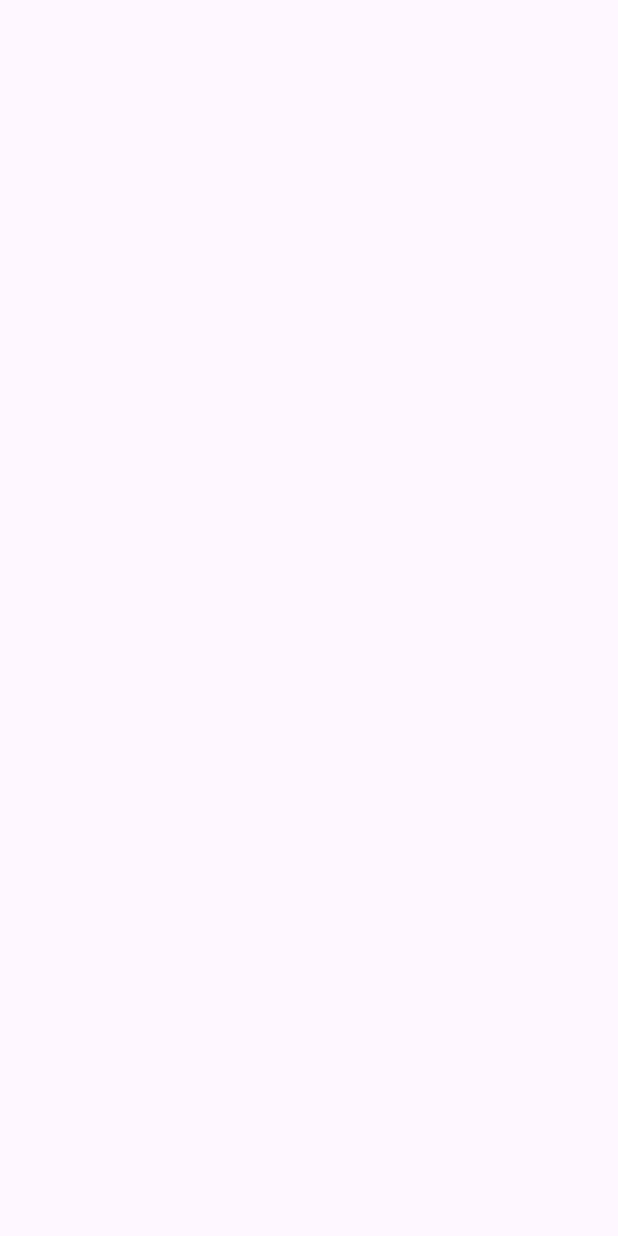
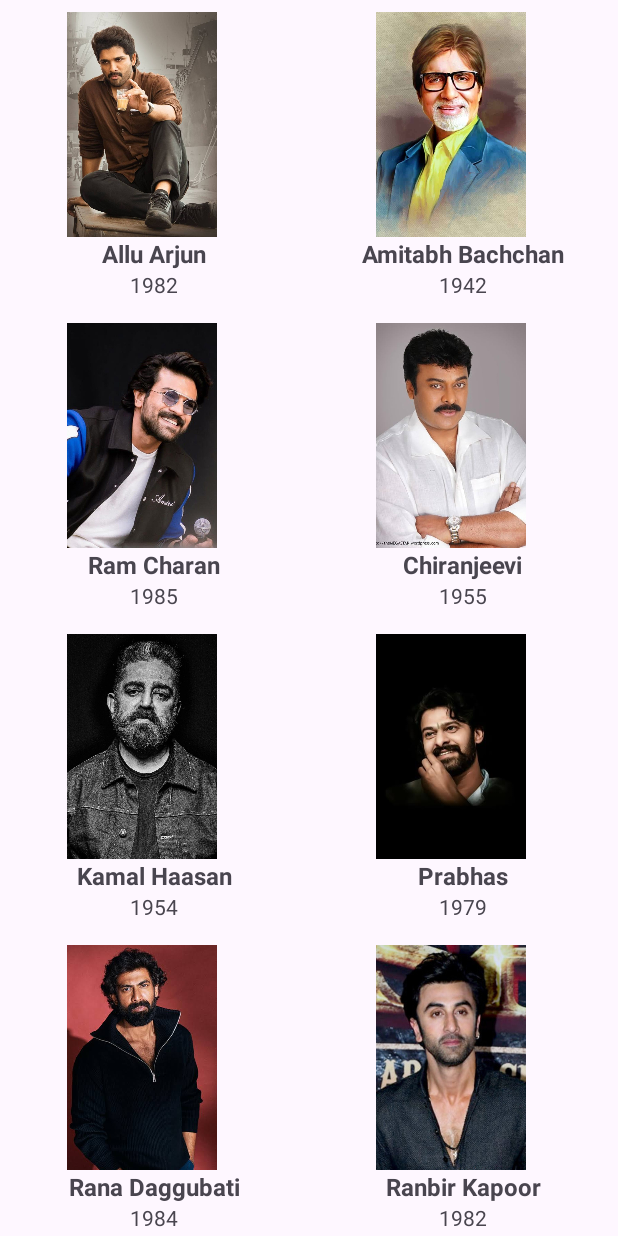
Before and after one commit to VMuslapuram07131/ActorsRecyclerView, an Android app: the screen it shows after launch (MainActivity), on a phone screen of 412 x 824 dp. Before the commit the screen is empty. Run offline under Robolectric (Android 15) with nearby library versions, the phone set to English and light mode, and no system bars.

Commit message:
Added Adapter tried liner layout manager grid layout manager

```diff
--- a/app/build.gradle.kts
+++ b/app/build.gradle.kts
@@ -5,7 +5,7 @@ plugins {
 
 android {
     namespace = "com.example.actorsrecyclerview"
-    compileSdk = 34
+    compileSdk = 35
 
     defaultConfig {
         applicationId = "com.example.actorsrecyclerview"
--- /dev/null
+++ b/app/src/main/java/com/example/actorsrecyclerview/ActorAdapter.kt
@@ -0,0 +1,53 @@
+package com.nareshtech.favoriteactors
+
+import android.content.Context
+import android.view.LayoutInflater
+import android.view.View
+import android.view.ViewGroup
+import android.widget.ImageView
+import android.widget.TextView
+import androidx.recyclerview.widget.RecyclerView
+import androidx.recyclerview.widget.RecyclerView.Adapter
+import com.example.actorsrecyclerview.MainActivity
+import com.example.actorsrecyclerview.R
+
+// TODO 4: Create an Adapter for your Recyclerview.
+
+/** Why do we need an Adapter ?
+ * - We have multiple items to show on the recyclerview
+ * - We are supposed to use an adapter to populate these items on the recyclerview
+ * **/
+class ActorAdapter(private val context:Context, private val actors:MutableList<MainActivity.Actors>) :
+    Adapter<ActorAdapter.ActorViewHolder>() {
+
+    /**
+     * Why do we need a ViewHolder ?
+     * For each item on the recyclerview, we have three more views. ViewHolder is a class that holds these three views.*/
+    inner class ActorViewHolder(itemView: View) : RecyclerView.ViewHolder(itemView) {
+        val imageView:ImageView = itemView.findViewById(R.id.imgActor)
+        val textViewName:TextView = itemView.findViewById(R.id.tvActorName)
+        val textViewYob:TextView = itemView.findViewById(R.id.tvActorYOB)
+    }
+
+    /**
+     * This method is called when the recyclerview needs a new ViewHolder.
+     * */
+    override fun onCreateViewHolder(parent: ViewGroup, viewType: Int): ActorViewHolder {
+        val v = LayoutInflater.from(context).inflate(R.layout.one_item_design, parent, false)
+        return ActorViewHolder(v)
+    }
+
+    /**
+     * This method is called when the recyclerview needs to know the size of the data set.*/
+    override fun getItemCount(): Int {
+        return actors.size
+    }
+
+    /** This method is called when the recyclerview needs to populate the data on the views.*/
+    override fun onBindViewHolder(holder: ActorViewHolder, position: Int) {
+        holder.imageView.setImageResource(actors[position].image)
+        holder.textViewName.text = actors[position].name
+        holder.textViewYob.text = "${actors[position].yob}"
+    }
+
+}
--- a/app/src/main/java/com/example/actorsrecyclerview/MainActivity.kt
+++ b/app/src/main/java/com/example/actorsrecyclerview/MainActivity.kt
@@ -5,6 +5,10 @@ import androidx.activity.enableEdgeToEdge
 import androidx.appcompat.app.AppCompatActivity
 import androidx.core.view.ViewCompat
 import androidx.core.view.WindowInsetsCompat
+import androidx.recyclerview.widget.GridLayoutManager
+import androidx.recyclerview.widget.LinearLayoutManager
+import androidx.recyclerview.widget.RecyclerView
+import com.nareshtech.favoriteactors.ActorAdapter
 
 class MainActivity : AppCompatActivity() {
 
@@ -32,5 +36,12 @@ class MainActivity : AppCompatActivity() {
         actors.add(Actors(R.drawable.salman, "Salman Khan", 1965))
         actors.add(Actors(R.drawable.vijay, "Vijay Talapathi", 1974))
 
+        val recyclerview = findViewById<RecyclerView>(R.id.recyclerview)
+        val adapter = ActorAdapter(this, actors)
+        recyclerview.adapter = adapter
+//        recyclerview.layoutManager = LinearLayoutManager(this)
+//        recyclerview.layoutManager = LinearLayoutManager(this, LinearLayoutManager.HORIZONTAL, false)
+
+        recyclerview.layoutManager = GridLayoutManager(this, 2)
     }
 }
--- a/app/src/main/res/layout/activity_main.xml
+++ b/app/src/main/res/layout/activity_main.xml
@@ -5,4 +5,16 @@
     android:id="@+id/main"
     android:layout_width="match_parent"
     android:layout_height="match_parent"
-    tools:context=".MainActivity"/>
+    tools:context=".MainActivity">
+
+    <!--TODO 3: Add RecyclerView to the Main Layout-->
+    <androidx.recyclerview.widget.RecyclerView
+        android:id="@+id/recyclerview"
+        android:layout_width="0dp"
+        android:layout_height="0dp"
+        app:layout_constraintBottom_toBottomOf="parent"
+        app:layout_constraintEnd_toEndOf="parent"
+        app:layout_constraintStart_toStartOf="parent"
+        app:layout_constraintTop_toTopOf="parent" />
+
+</androidx.constraintlayout.widget.ConstraintLayout>
--- /dev/null
+++ b/app/src/main/res/layout/one_item_design.xml
@@ -0,0 +1,34 @@
+<?xml version="1.0" encoding="utf-8"?><!--TODO 2: Create a design template for each item on the recyclerview-->
+<LinearLayout xmlns:android="http://schemas.android.com/apk/res/android"
+    android:layout_width="match_parent"
+    android:layout_height="wrap_content"
+    android:gravity="center"
+    android:orientation="vertical"
+    android:padding="8dp">
+
+    <ImageView
+        android:id="@+id/imgActor"
+        android:layout_width="100dp"
+        android:layout_height="150dp"
+        android:layout_marginEnd="8dp"
+        android:scaleType="centerCrop"
+        android:src="@drawable/alluarjun" />
+
+
+        <TextView
+            android:id="@+id/tvActorName"
+            android:layout_width="wrap_content"
+            android:layout_height="wrap_content"
+            android:text="Allu Arjun"
+            android:textSize="16sp"
+            android:textStyle="bold" />
+
+        <TextView
+            android:id="@+id/tvActorYOB"
+            android:layout_width="wrap_content"
+            android:layout_height="wrap_content"
+            android:text="1982"
+            android:textSize="14sp" />
+
+
+</LinearLayout>
```
